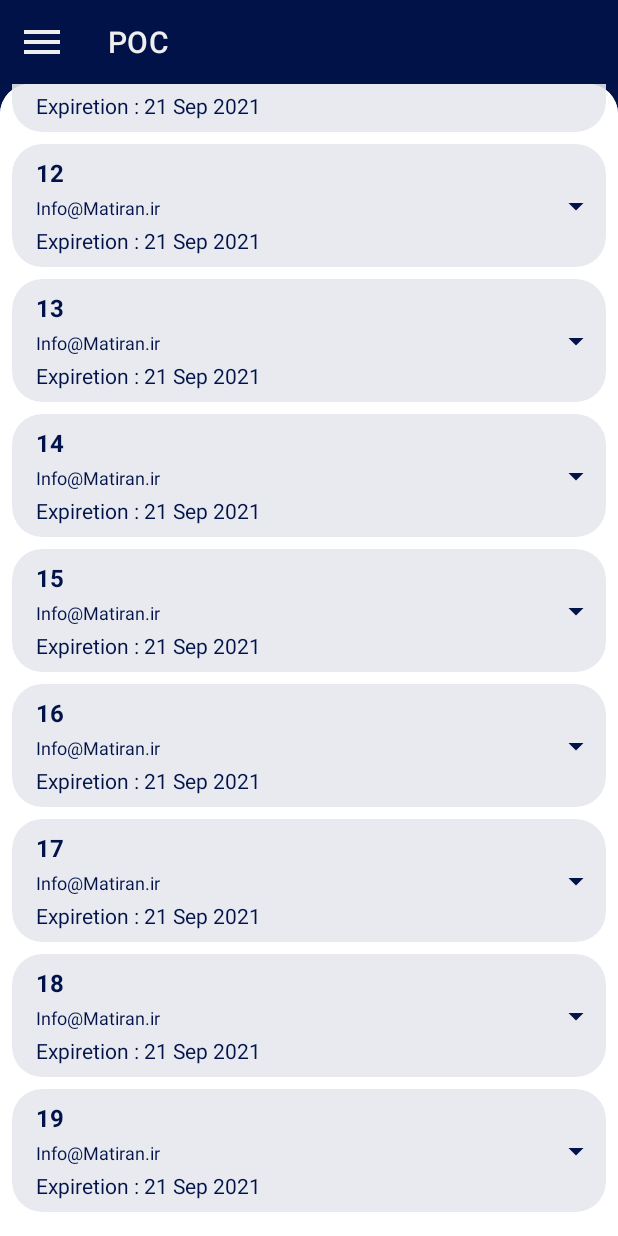
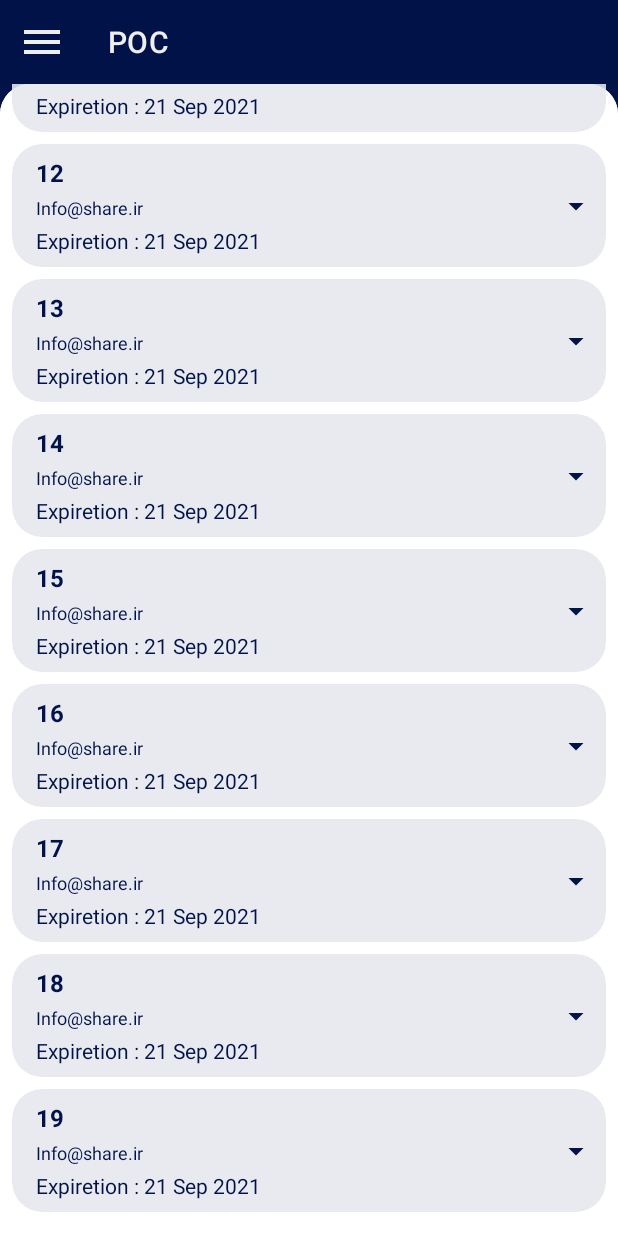
Before and after one commit to milad9005/Recycler-View-Shared-Element-Transition-Android, an Android app: the screen it shows after launch (MainActivity), scrolled down 1067 dp, on a phone screen of 412 x 824 dp. Run offline under Robolectric (Android 15) with nearby library versions, the phone set to English and light mode, and no system bars.

Commit message:
init Commit

```diff
--- a/app/build.gradle
+++ b/app/build.gradle
@@ -7,7 +7,7 @@ android {
     buildToolsVersion "30.0.3"
 
     defaultConfig {
-        applicationId "ir.matiran.poc"
+        applicationId "ir.share_element.poc"
         minSdkVersion 26
         targetSdkVersion 30
         versionCode 1
--- a/app/src/main/AndroidManifest.xml
+++ b/app/src/main/AndroidManifest.xml
@@ -1,6 +1,6 @@
 <?xml version="1.0" encoding="utf-8"?>
 <manifest xmlns:android="http://schemas.android.com/apk/res/android"
-    package="ir.matiran.poc">
+    package="ir.share_element.poc">
 
     <application
         android:allowBackup="true"
@@ -9,7 +9,7 @@
         android:roundIcon="@mipmap/ic_sign"
         android:supportsRtl="true"
         android:theme="@style/Theme.POC">
-        <activity android:name=".MainActivity">
+        <activity android:name="ir.share_element.poc.MainActivity">
             <intent-filter>
                 <action android:name="android.intent.action.MAIN" />
 
--- a/app/src/main/java/ir/matiran/poc/KeysRecyclerViewFragment.java
+++ b/app/src/main/java/ir/share_element/poc/KeysRecyclerViewFragment.java
@@ -1,4 +1,4 @@
-package ir.matiran.poc;
+package ir.share_element.poc;
 
 import android.os.Bundle;
 import android.view.LayoutInflater;
@@ -16,9 +16,9 @@ import androidx.recyclerview.widget.LinearLayoutManager;
 
 import org.jetbrains.annotations.NotNull;
 
-import ir.matiran.poc.databinding.FragmentKeysRecyclerViewBinding;
-import ir.matiran.poc.keysListView.BottomOffsetDecoration;
-import ir.matiran.poc.keysListView.KeysAdapter;
+import ir.share_element.poc.databinding.FragmentKeysRecyclerViewBinding;
+import ir.share_element.poc.keysListView.BottomOffsetDecoration;
+import ir.share_element.poc.keysListView.KeysAdapter;
 
 public class KeysRecyclerViewFragment extends Fragment {
 
@@ -27,6 +27,7 @@ public class KeysRecyclerViewFragment extends Fragment {
     @Override
     public void onCreate(Bundle savedInstanceState) {
         super.onCreate(savedInstanceState);
+
     }
 
     @Override
@@ -38,7 +39,7 @@ public class KeysRecyclerViewFragment extends Fragment {
     @Override
     public View onCreateView(LayoutInflater inflater, ViewGroup container, Bundle savedInstanceState) {
         binding = FragmentKeysRecyclerViewBinding.inflate(inflater, container, false);
-        return binding.getRoot();
+              return binding.getRoot();
     }
 
     @Override
@@ -49,7 +50,7 @@ public class KeysRecyclerViewFragment extends Fragment {
         binding.recyclerView.setLayoutManager(new LinearLayoutManager(requireContext(), LinearLayoutManager.VERTICAL, false));
         adapter.notifyDataSetChanged();
         binding.recyclerView.setAdapter(adapter);
-
+        binding.recyclerView.scheduleLayoutAnimation();
 
         float offsetPx = getResources().getDimension(R.dimen.bottom_offset_dp);
         BottomOffsetDecoration bottomOffsetDecoration = new BottomOffsetDecoration((int) offsetPx);
--- a/app/src/main/java/ir/matiran/poc/MainActivity.java
+++ b/app/src/main/java/ir/share_element/poc/MainActivity.java
@@ -1,4 +1,4 @@
-package ir.matiran.poc;
+package ir.share_element.poc;
 
 import android.animation.LayoutTransition;
 import android.os.Bundle;
@@ -12,8 +12,8 @@ import androidx.navigation.fragment.NavHostFragment;
 
 import com.google.android.material.appbar.MaterialToolbar;
 
-import ir.matiran.poc.databinding.ActivityMainBinding;
-import ir.matiran.poc.viewmodel.MainActivityViewModel;
+import ir.share_element.poc.databinding.ActivityMainBinding;
+import ir.share_element.poc.viewmodel.MainActivityViewModel;
 
 public class MainActivity extends AppCompatActivity implements ToolBarController {
 
--- a/app/src/main/java/ir/matiran/poc/ToolBarController.java
+++ b/app/src/main/java/ir/share_element/poc/ToolBarController.java
@@ -1,4 +1,4 @@
-package ir.matiran.poc;
+package ir.share_element.poc;
 
 public interface ToolBarController {
     void setToolbar_Title(String title);
--- a/app/src/main/java/ir/matiran/poc/keysListView/BottomOffsetDecoration.java
+++ b/app/src/main/java/ir/share_element/poc/keysListView/BottomOffsetDecoration.java
@@ -1,4 +1,4 @@
-package ir.matiran.poc.keysListView;
+package ir.share_element.poc.keysListView;
 
 import android.graphics.Rect;
 import android.view.View;
--- a/app/src/main/java/ir/matiran/poc/keysListView/KeysAdapter.java
+++ b/app/src/main/java/ir/share_element/poc/keysListView/KeysAdapter.java
@@ -1,6 +1,5 @@
-package ir.matiran.poc.keysListView;
+package ir.share_element.poc.keysListView;
 
-import android.content.Context;
 import android.view.LayoutInflater;
 import android.view.View;
 import android.view.ViewGroup;
@@ -12,7 +11,7 @@ import androidx.recyclerview.widget.RecyclerView;
 
 import com.google.android.material.card.MaterialCardView;
 
-import ir.matiran.poc.R;
+import ir.share_element.poc.R;
 
 public class KeysAdapter extends RecyclerView.Adapter<KeysAdapter.KeysAdapterViewHolder> {
 
--- a/app/src/main/java/ir/matiran/poc/viewmodel/MainActivityViewModel.java
+++ b/app/src/main/java/ir/share_element/poc/viewmodel/MainActivityViewModel.java
@@ -1,4 +1,4 @@
-package ir.matiran.poc.viewmodel;
+package ir.share_element.poc.viewmodel;
 
 import androidx.lifecycle.ViewModel;
 
--- /dev/null
+++ b/app/src/main/res/anim/layout_anim_from_bottom.xml
@@ -0,0 +1,3 @@
+<?xml version="1.0" encoding="utf-8"?>
+<layoutAnimation xmlns:android="http://schemas.android.com/apk/res/android"
+ />
--- a/app/src/main/res/layout/fragment_keys_recycler_view.xml
+++ b/app/src/main/res/layout/fragment_keys_recycler_view.xml
@@ -6,9 +6,9 @@
     android:layout_width="match_parent"
     android:layout_height="match_parent"
     app:animationDuration="600"
-    app:layoutAnimation="@anim/layout_animation_from_bottom_scale"
+
     app:layoutManagerOrientation="vertical"
     app:layoutManagerReverse="false"
     app:layoutManagerType="linear"
-    tools:listitem="@layout/key_item_model"
-    tools:context=".KeysRecyclerViewFragment"/>
+    tools:context=".KeysRecyclerViewFragment"
+    tools:listitem="@layout/key_item_model" />
--- a/app/src/main/res/layout/fragment_keys_show_detail.xml
+++ b/app/src/main/res/layout/fragment_keys_show_detail.xml
@@ -94,7 +94,7 @@
             android:layout_width="wrap_content"
             android:layout_height="wrap_content"
             android:layout_marginTop="4dp"
-            android:text="Info@Matiran.ir"
+            android:text="Info@share.ir"
             android:textColor="@color/blue_700"
             android:textSize="12sp"
             android:textStyle="normal"
--- a/app/src/main/res/layout/key_item_model.xml
+++ b/app/src/main/res/layout/key_item_model.xml
@@ -38,7 +38,7 @@
             android:layout_width="wrap_content"
             android:layout_height="wrap_content"
             android:layout_marginTop="4dp"
-            android:text="Info@Matiran.ir"
+            android:text="Info@share.ir"
             android:textColor="@color/blue_700"
             android:textSize="12sp"
             android:textStyle="normal"
--- a/app/src/main/res/navigation/nav_graph.xml
+++ b/app/src/main/res/navigation/nav_graph.xml
@@ -7,12 +7,12 @@
 
     <fragment
         android:id="@+id/showKeysDetailFragment"
-        android:name="ir.matiran.poc.KeysShowDetailFragment"
+        android:name="ir.share_element.poc.KeysShowDetailFragment"
         android:label="fragment_show_keys_detail"
         tools:layout="@layout/fragment_keys_show_detail" />
     <fragment
         android:id="@+id/keysRecyclerViewFragment"
-        android:name="ir.matiran.poc.KeysRecyclerViewFragment"
+        android:name="ir.share_element.poc.KeysRecyclerViewFragment"
         android:label="fragment_keys_recycler_view"
         tools:layout="@layout/fragment_keys_recycler_view" >
         <action
@@ -21,13 +21,4 @@
             app:enterAnim="@android:anim/slide_in_left"
             app:exitAnim="@android:anim/slide_out_right" />
     </fragment>
-    <fragment
-        android:id="@+id/blankFragment"
-        android:name="ir.matiran.poc.BlankFragment"
-        android:label="fragment_blank2"
-        tools:layout="@layout/fragment_blank2" >
-        <action
-            android:id="@+id/action_blankFragment_to_showKeysDetailFragment"
-            app:destination="@id/showKeysDetailFragment" />
-    </fragment>
 </navigation>
```
Also changed, not shown: app/src/main/java/ir/matiran/poc/BlankFragment.java (deleted, +0 -47 lines), app/src/main/java/ir/share_element/poc/KeysShowDetailFragment.java (renamed from app/src/main/java/ir/matiran/poc/KeysShowDetailFragment.java, +2 -5 lines), app/src/main/res/layout/fragment_blank2.xml (deleted, +0 -17 lines), 4 other files.
